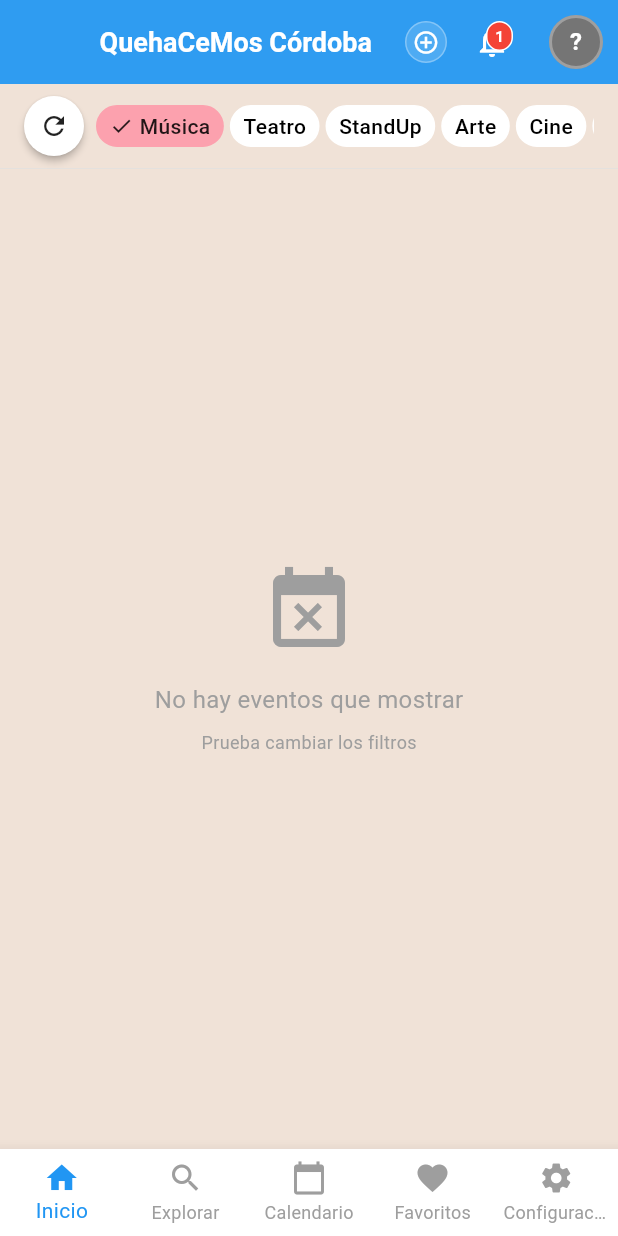
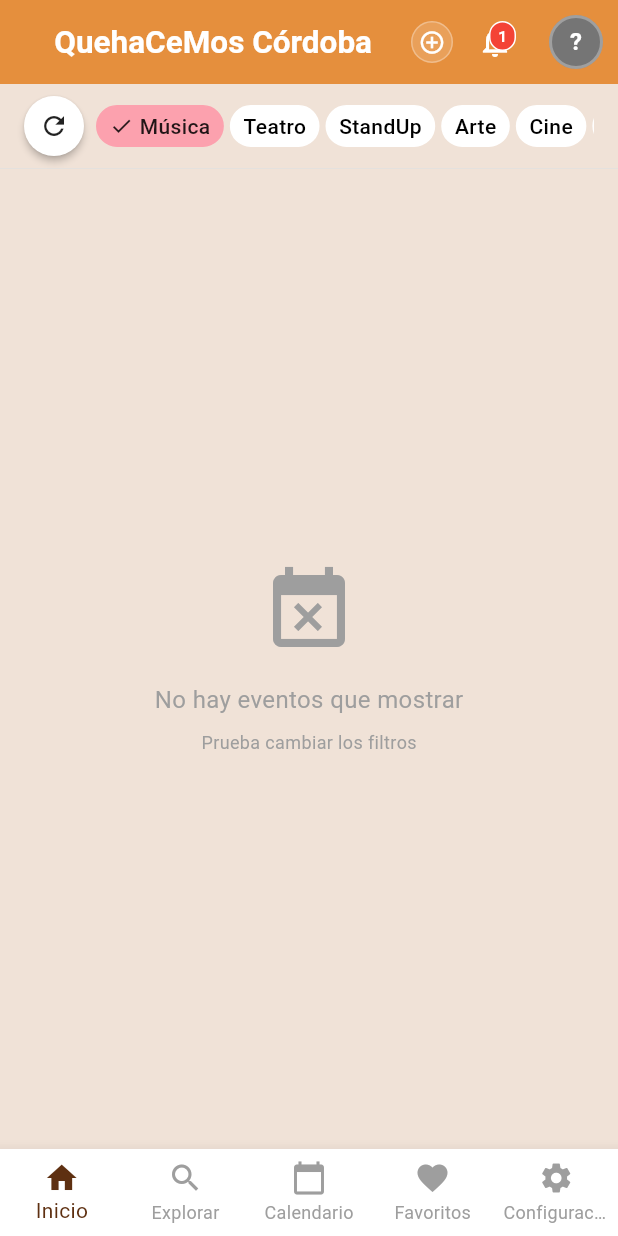
Before and after one commit to MarioLuisP/QueHacemos, a Flutter app: the screen it shows after launch, after a tap on "Música", on a phone screen of 412 x 824 dp. Run offline on Flutter 3.47's test engine with Material 3 defaults, Android fonts, the phone set to English and light mode, and no system bars; our stand-ins replace cached_network_image, flutter_local_notifications, share_plus, shared_preferences, sqflite, table_calendar and 1 more; missing offline and left inert: app_badge_plus; accounts and stored records are empty; Roboto replaces fonts that are missing (Nunito).

Commit message:
appbar normalize

```diff
--- a/lib/src/pages/calendar_page.dart
+++ b/lib/src/pages/calendar_page.dart
@@ -6,6 +6,8 @@ import '../providers/simple_home_provider.dart';
 import '../widgets/cards/event_card_widget.dart';
 import '../widgets/chips/filter_chips_widget.dart';
 import '../cache/cache_models.dart';
+import '../widgets/app_bars/main_app_bar.dart';
+
 
 class CalendarPage extends StatefulWidget {
   final Function(DateTime)? onDateSelected;
@@ -177,12 +179,7 @@ class _CalendarPageState extends State<CalendarPage>
     return Consumer<SimpleHomeProvider>(
       builder: (context, provider, _) {
         return Scaffold(
-          appBar: AppBar(
-            title: const Text('Elije el Día'),
-            centerTitle: true,
-            toolbarHeight: 40.0,
-            elevation: 2.0,
-          ),
+          appBar: CalendarAppBar(title: 'Elije el Día'),
           body: Column(
             children: [
               // CHIPS FIJOS
--- a/lib/src/pages/explore_page.dart
+++ b/lib/src/pages/explore_page.dart
@@ -4,6 +4,8 @@ import 'package:quehacemos_cba/src/providers/simple_home_provider.dart';
 import 'package:quehacemos_cba/src/widgets/chips/filter_chips_widget.dart';
 import 'package:quehacemos_cba/src/widgets/cards/event_card_widget.dart';
 import 'package:quehacemos_cba/src/cache/cache_models.dart';
+import '../widgets/app_bars/main_app_bar.dart';
+
 
 class ExplorePage extends StatefulWidget {
   const ExplorePage({super.key});
@@ -90,12 +92,7 @@ class _ExplorePageState extends State<ExplorePage> {
     return Consumer<SimpleHomeProvider>(
       builder: (context, provider, _) {
         return Scaffold(
-          appBar: AppBar(
-            title: const Text('Explorar Eventos'),
-            centerTitle: true,
-            toolbarHeight: 40.0,
-            elevation: 2.0,
-          ),
+          appBar: ExploreAppBar(),
           body: Column(
             children: [
               // Campo de búsqueda
--- a/lib/src/pages/favorites_page.dart
+++ b/lib/src/pages/favorites_page.dart
@@ -3,6 +3,8 @@ import 'package:provider/provider.dart';
 import '../providers/simple_home_provider.dart';
 import '../providers/favorites_provider.dart';
 import '../widgets/cards/event_card_widget.dart';
+import '../widgets/app_bars/main_app_bar.dart';
+
 
 class FavoritesPage extends StatelessWidget {
   const FavoritesPage({super.key});
@@ -10,12 +12,7 @@ class FavoritesPage extends StatelessWidget {
   @override
   Widget build(BuildContext context) {
     return Scaffold(
-      appBar: AppBar(
-        title: const Text('Mis Favoritos'),
-        centerTitle: true,
-        toolbarHeight: 40.0,
-        elevation: 2.0,
-      ),
+      appBar: FavoritesAppBar(),
       body: Consumer2<SimpleHomeProvider, FavoritesProvider>(
         builder: (context, simpleProvider, favProvider, child) {
           // Loading state
--- a/lib/src/pages/home_page.dart
+++ b/lib/src/pages/home_page.dart
@@ -237,13 +237,13 @@ class _HomePageState extends State<HomePage> {
   Widget _buildDateHeader(String title) {
     return Container(
       padding: const EdgeInsets.symmetric(horizontal: 16, vertical: 12),
-      color: Colors.blue[50],
+      color: Theme.of(context).colorScheme.primary.withAlpha(30),  // ← Respeta theme
       child: Text(
         title,
-        style: const TextStyle(
-          fontSize: 18,
+        style: TextStyle(
+          fontSize: 19,
           fontWeight: FontWeight.bold,
-          color: Colors.blue,
+          color: Theme.of(context).primaryColor,  // ← Respeta theme
         ),
       ),
     );
--- a/lib/src/providers/mock_notifications_provider.dart
+++ /dev/null
@@ -1,16 +0,0 @@
-class NotificationsProvider {
-  static final NotificationsProvider _instance = NotificationsProvider._internal();
-  factory NotificationsProvider() => _instance;
-  NotificationsProvider._internal();
-
-  static NotificationsProvider get instance => _instance;
-
-  void addNotification({
-    required String title,
-    required String message,
-    required String type,
-    required String icon,
-  }) {
-    print('📱 Mock notification: $title - $message');
-  }
-}
--- a/lib/src/themes/themes.dart
+++ b/lib/src/themes/themes.dart
@@ -9,7 +9,7 @@ class AppThemes {
 
     return ThemeData(
       brightness: Brightness.light,
-      primaryColor: Colors.blue,
+      primaryColor: Color(0xFF5E3011),
       colorScheme: ColorScheme.light(
         primary: const Color(0xFFF7F2DB),
         secondary: secondaryLerped,
--- a/lib/src/widgets/app_bars/main_app_bar.dart
+++ b/lib/src/widgets/app_bars/main_app_bar.dart
@@ -17,6 +17,7 @@ class MainAppBar extends StatelessWidget implements PreferredSizeWidget {
   final Color? foregroundColor;
   final double elevation;
   final bool centerTitle;
+  final double toolbarHeight;
 
   const MainAppBar({
     super.key,
@@ -29,6 +30,7 @@ class MainAppBar extends StatelessWidget implements PreferredSizeWidget {
     this.foregroundColor,
     this.elevation = 2.0,
     this.centerTitle = true,
+    this.toolbarHeight = kToolbarHeight,
   });
 
   /// Constructor para HomePage (configuración optimizada)
@@ -39,10 +41,11 @@ class MainAppBar extends StatelessWidget implements PreferredSizeWidget {
     this.showUserAvatar = true,
     this.showNotifications = true,
     this.showContactButton = true,
-    this.backgroundColor = Colors.blue,
-    this.foregroundColor = Colors.white,
+    this.backgroundColor,
+    this.foregroundColor,
     this.elevation = 2.0,
     this.centerTitle = true,
+    this.toolbarHeight = kToolbarHeight,
   });
 
   /// Constructor para páginas internas (minimalista)
@@ -57,18 +60,23 @@ class MainAppBar extends StatelessWidget implements PreferredSizeWidget {
     this.foregroundColor,
     this.elevation = 2.0,
     this.centerTitle = true,
+    this.toolbarHeight = 40.0,
   });
 
   @override
   Widget build(BuildContext context) {
+    // Extraer colores del theme UNA VEZ
+    final appBarBgColor = backgroundColor ?? Theme.of(context).appBarTheme.backgroundColor;
+    final appBarFgColor = foregroundColor ?? Theme.of(context).appBarTheme.foregroundColor;
+
     return AppBar(
       title: _buildTitle(context),
       centerTitle: centerTitle,
       toolbarHeight: preferredSize.height,
       elevation: elevation,
-      backgroundColor: backgroundColor ?? Theme.of(context).appBarTheme.backgroundColor,
-      foregroundColor: foregroundColor ?? Theme.of(context).appBarTheme.foregroundColor,
-      actions: _buildActions(context),
+      backgroundColor: appBarBgColor,
+      foregroundColor: appBarFgColor,
+      actions: _buildActions(context, appBarFgColor),
     );
   }
 
@@ -82,20 +90,20 @@ class MainAppBar extends StatelessWidget implements PreferredSizeWidget {
         fontFamily: 'Nunito',
         fontWeight: FontWeight.bold,
         fontSize: _getTitleFontSize(title!),
-        color: foregroundColor ?? Colors.white,
+        color: foregroundColor ?? Theme.of(context).appBarTheme.foregroundColor,
       ),
     );
   }
 
   /// Calcular tamaño de fuente eficientemente
   double _getTitleFontSize(String title) {
-    if (title.length > 20) return 18.0;
-    if (title.length > 15) return 18.0;
-    return 20.0;
+    if (title.length > 20) return 20.0;
+    if (title.length > 15) return 21.0;
+    return 22.0;
   }
 
   /// Construir acciones - VERSIÓN EFICIENTE
-  List<Widget> _buildActions(BuildContext context) {
+  List<Widget> _buildActions(BuildContext context, Color? foregroundColor) {
     final List<Widget> actions = [];
 
     // Acciones personalizadas primero
@@ -107,8 +115,8 @@ class MainAppBar extends StatelessWidget implements PreferredSizeWidget {
     if (showContactButton) {
       actions.add(
         Transform.translate(
-          offset: const Offset(-4.0, 0), // Acercar al centro
-          child: _ContactButtonSimple(),
+          offset: const Offset(0.0, 0), // Acercar al centro
+          child: _ContactButtonSimple(iconColor: foregroundColor),
         ),
       );
     }
@@ -117,17 +125,17 @@ class MainAppBar extends StatelessWidget implements PreferredSizeWidget {
     if (showNotifications) {
       actions.add(
         Transform.translate(
-          offset: const Offset(-8.0, 0),
-          child: NotificationsBell(),
+          offset: const Offset(-6.0, 0),
+          child: _NotificationsBellReal(iconColor: foregroundColor),
         ),
       );
     }
-    // UserAvatar - Mock eficiente (sin auth complejo)
+// UserAvatar - Mock eficiente (sin auth complejo)
     if (showUserAvatar) {
       actions.add(
         Transform.translate(
           offset: const Offset(-2.0, 0), // Acercar desde el borde
-          child: _UserAvatarMock(),
+          child: _UserAvatarMock(iconColor: foregroundColor),
         ),
       );
     }
@@ -136,15 +144,21 @@ class MainAppBar extends StatelessWidget implements PreferredSizeWidget {
   }
 
   @override
-  Size get preferredSize => const Size.fromHeight(kToolbarHeight);
+  Size get preferredSize => Size.fromHeight(toolbarHeight);
 }
 
 /// COMPONENTES MOCK EFICIENTES - Integrados para evitar imports
 
 /// ContactButton simple - Ultra eficiente con modal funcional
 class _ContactButtonSimple extends StatelessWidget {
+  final Color? iconColor;
+
+  const _ContactButtonSimple({this.iconColor});
+
   @override
   Widget build(BuildContext context) {
+    final color = iconColor ?? Colors.white;
+
     return IconButton(
       onPressed: () {
         FocusScope.of(context).unfocus(); // 👈 Cierra el teclado
@@ -154,13 +168,13 @@ class _ContactButtonSimple extends StatelessWidget {
         width: 28,
         height: 28,
         decoration: BoxDecoration(
-          color: Colors.white.withAlpha(38),
+          color: color.withAlpha(38),
           shape: BoxShape.circle,
-          border: Border.all(color: Colors.white.withAlpha(77), width: 1),
+          border: Border.all(color: color.withAlpha(77), width: 1),
         ),
-        child: const Icon(
+        child: Icon(
           Icons.add_circle_outline,
-          color: Colors.white,
+          color: color,
           size: 18,
         ),
       ),
@@ -169,11 +183,16 @@ class _ContactButtonSimple extends StatelessWidget {
   }
 }
 
-
 /// UserAvatar mock - Ultra eficiente
 class _UserAvatarMock extends StatelessWidget {
+  final Color? iconColor;
+
+  const _UserAvatarMock({this.iconColor});
+
   @override
   Widget build(BuildContext context) {
+    final color = iconColor ?? Colors.white;
+
     return IconButton(
       onPressed: () {
         ScaffoldMessenger.of(context).showSnackBar(
@@ -186,13 +205,13 @@ class _UserAvatarMock extends StatelessWidget {
         decoration: BoxDecoration(
           color: Colors.grey[600],
           shape: BoxShape.circle,
-          border: Border.all(color: Colors.white.withAlpha(77), width: 2),
+          border: Border.all(color: color.withAlpha(77), width: 2),
         ),
-        child: const Center(
+        child: Center(
           child: Text(
             '?',
             style: TextStyle(
-              color: Colors.white,
+              color: color,
               fontSize: 16,
               fontWeight: FontWeight.bold,
             ),
@@ -205,6 +224,10 @@ class _UserAvatarMock extends StatelessWidget {
 }
 /// NotificationsBell real - Optimizado con Selector granular
 class _NotificationsBellReal extends StatelessWidget {
+  final Color? iconColor;
+
+  const _NotificationsBellReal({this.iconColor});
+
   @override
   Widget build(BuildContext context) {
     return Selector<NotificationsProvider, ({int unreadCount, bool hasUnread})>(
@@ -218,9 +241,9 @@ class _NotificationsBellReal extends StatelessWidget {
           icon: Stack(
             clipBehavior: Clip.none,
             children: [
-              const Icon(
+              Icon(
                 Icons.notifications_outlined,
-                color: Colors.white,
+                color: iconColor ?? Colors.white,
                 size: 24,
               ),
               if (data.hasUnread)
@@ -232,7 +255,7 @@ class _NotificationsBellReal extends StatelessWidget {
                     decoration: BoxDecoration(
                       color: Colors.red,
                       borderRadius: BorderRadius.circular(10),
-                      border: Border.all(color: Colors.white, width: 1),
+                      border: Border.all(color: iconColor ?? Colors.white, width: 1),
                     ),
                     constraints: const BoxConstraints(
                       minWidth: 18,
@@ -296,7 +319,7 @@ class _NotificationsPanel extends StatelessWidget {
                   width: 50,
                   height: 4,
                   decoration: BoxDecoration(
-                    color: Colors.grey[300],
+                    color: Theme.of(context).textTheme.bodyMedium?.color ?? Colors.grey[300],
                     borderRadius: BorderRadius.circular(2),
                   ),
                 ),
@@ -340,15 +363,27 @@ class _NotificationsPanel extends StatelessWidget {
 class CalendarAppBar extends MainAppBar {
   const CalendarAppBar({super.key, String? title, List<Widget>? customActions})
       : super(
-    title: title ?? 'Calendario',
+    title: title ?? 'Elije el Día',
     customActions: customActions,
     showUserAvatar: true,
     showNotifications: true,
     showContactButton: false,
     centerTitle: true,
+    toolbarHeight: 40.0,
   );
 }
-
+class ExploreAppBar extends MainAppBar {
+  const ExploreAppBar({super.key, String? title, List<Widget>? customActions})
+      : super(
+    title: title ?? 'Explorar Eventos',
+    customActions: customActions,
+    showUserAvatar: true,
+    showNotifications: true,
+    showContactButton: false,
+    centerTitle: true,
+    toolbarHeight: 40.0,
+  );
+}
 class FavoritesAppBar extends MainAppBar {
   const FavoritesAppBar({super.key, String? title, List<Widget>? customActions})
       : super(
@@ -358,5 +393,6 @@ class FavoritesAppBar extends MainAppBar {
     showNotifications: false,
     showContactButton: false,
     centerTitle: true,
+    toolbarHeight: 40.0,
   );
 }
```
Also changed, not shown: lib/src/models/models.dart (deleted).
